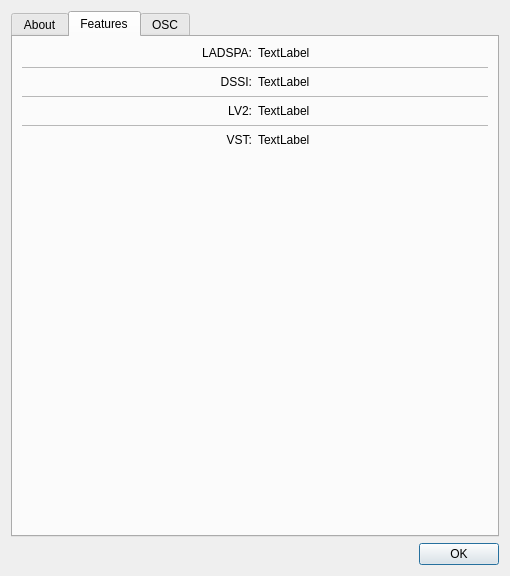
Before: the Qt Designer form resources/ui/carla_about.ui in falkTX/Carla, drawn with Qt 5.
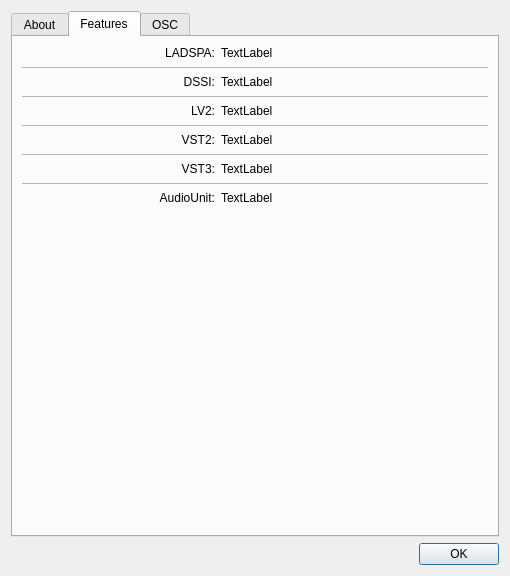
After: the same form once the commit is applied. The open tabs and pages were chosen to show the change. Icons and pictures are not drawn.

Commit message: Small update to about dialog

The edit to the form file:
```diff
--- a/resources/ui/carla_about.ui
+++ b/resources/ui/carla_about.ui
@@ -113,126 +113,26 @@
        <string>Features</string>
       </attribute>
       <layout class="QGridLayout" name="gridLayout">
-       <item row="0" column="0">
-        <widget class="QLabel" name="label_3">
-         <property name="text">
-          <string>LADSPA:</string>
+       <item row="6" column="2">
+        <widget class="QLabel" name="l_vst2">
+         <property name="sizePolicy">
+          <sizepolicy hsizetype="Expanding" vsizetype="Preferred">
+           <horstretch>0</horstretch>
+           <verstretch>0</verstretch>
+          </sizepolicy>
          </property>
-         <property name="alignment">
-          <set>Qt::AlignRight|Qt::AlignTop|Qt::AlignTrailing</set>
-         </property>
-        </widget>
-       </item>
-       <item row="0" column="1">
-        <widget class="QLabel" name="l_ladspa">
          <property name="text">
           <string>TextLabel</string>
          </property>
-         <property name="alignment">
-          <set>Qt::AlignLeading|Qt::AlignLeft|Qt::AlignTop</set>
+         <property name="textFormat">
+          <enum>Qt::PlainText</enum>
          </property>
-        </widget>
-       </item>
-       <item row="2" column="0">
-        <widget class="QLabel" name="label_4">
-         <property name="text">
-          <string>DSSI:</string>
-         </property>
          <property name="alignment">
-          <set>Qt::AlignRight|Qt::AlignTop|Qt::AlignTrailing</set>
-         </property>
-        </widget>
-       </item>
-       <item row="2" column="1">
-        <widget class="QLabel" name="l_dssi">
-         <property name="text">
-          <string>TextLabel</string>
-         </property>
-         <property name="alignment">
           <set>Qt::AlignLeading|Qt::AlignLeft|Qt::AlignTop</set>
          </property>
         </widget>
        </item>
-       <item row="4" column="0">
-        <widget class="QLabel" name="label_5">
-         <property name="text">
-          <string>LV2:</string>
-         </property>
-         <property name="alignment">
-          <set>Qt::AlignRight|Qt::AlignTop|Qt::AlignTrailing</set>
-         </property>
-        </widget>
-       </item>
-       <item row="4" column="1">
-        <widget class="QLabel" name="l_lv2">
-         <property name="text">
-          <string>TextLabel</string>
-         </property>
-         <property name="alignment">
-          <set>Qt::AlignLeading|Qt::AlignLeft|Qt::AlignTop</set>
-         </property>
-        </widget>
-       </item>
-       <item row="6" column="0">
-        <widget class="QLabel" name="label_6">
-         <property name="text">
-          <string>VST:</string>
-         </property>
-         <property name="alignment">
-          <set>Qt::AlignRight|Qt::AlignTop|Qt::AlignTrailing</set>
-         </property>
-        </widget>
-       </item>
-       <item row="6" column="1">
-        <widget class="QLabel" name="l_vst">
-         <property name="text">
-          <string>TextLabel</string>
-         </property>
-         <property name="alignment">
-          <set>Qt::AlignLeading|Qt::AlignLeft|Qt::AlignTop</set>
-         </property>
-        </widget>
-       </item>
-       <item row="1" column="0" colspan="2">
-        <widget class="Line" name="line">
-         <property name="lineWidth">
-          <number>0</number>
-         </property>
-         <property name="midLineWidth">
-          <number>1</number>
-         </property>
-         <property name="orientation">
-          <enum>Qt::Horizontal</enum>
-         </property>
-        </widget>
-       </item>
-       <item row="5" column="0" colspan="2">
-        <widget class="Line" name="line_2">
-         <property name="lineWidth">
-          <number>0</number>
-         </property>
-         <property name="midLineWidth">
-          <number>1</number>
-         </property>
-         <property name="orientation">
-          <enum>Qt::Horizontal</enum>
-         </property>
-        </widget>
-       </item>
-       <item row="3" column="0" colspan="2">
-        <widget class="Line" name="line_3">
-         <property name="lineWidth">
-          <number>0</number>
-         </property>
-         <property name="midLineWidth">
-          <number>1</number>
-         </property>
-         <property name="orientation">
-          <enum>Qt::Horizontal</enum>
-         </property>
-        </widget>
-       </item>
-       <item row="7" column="0" colspan="2">
+       <item row="11" column="1" colspan="2">
         <spacer name="verticalSpacer_3">
          <property name="orientation">
           <enum>Qt::Vertical</enum>
@@ -245,6 +145,276 @@
          </property>
         </spacer>
        </item>
+       <item row="6" column="1">
+        <widget class="QLabel" name="lid_vst2">
+         <property name="text">
+          <string>VST2:</string>
+         </property>
+         <property name="textFormat">
+          <enum>Qt::PlainText</enum>
+         </property>
+         <property name="alignment">
+          <set>Qt::AlignRight|Qt::AlignTop|Qt::AlignTrailing</set>
+         </property>
+        </widget>
+       </item>
+       <item row="10" column="1">
+        <widget class="QLabel" name="lid_au">
+         <property name="text">
+          <string>AudioUnit:</string>
+         </property>
+         <property name="textFormat">
+          <enum>Qt::PlainText</enum>
+         </property>
+         <property name="alignment">
+          <set>Qt::AlignRight|Qt::AlignTop|Qt::AlignTrailing</set>
+         </property>
+        </widget>
+       </item>
+       <item row="8" column="1">
+        <widget class="QLabel" name="lid_vst3">
+         <property name="text">
+          <string>VST3:</string>
+         </property>
+         <property name="textFormat">
+          <enum>Qt::PlainText</enum>
+         </property>
+         <property name="alignment">
+          <set>Qt::AlignRight|Qt::AlignTop|Qt::AlignTrailing</set>
+         </property>
+        </widget>
+       </item>
+       <item row="2" column="1">
+        <widget class="QLabel" name="lid_dssi">
+         <property name="text">
+          <string>DSSI:</string>
+         </property>
+         <property name="textFormat">
+          <enum>Qt::PlainText</enum>
+         </property>
+         <property name="alignment">
+          <set>Qt::AlignRight|Qt::AlignTop|Qt::AlignTrailing</set>
+         </property>
+        </widget>
+       </item>
+       <item row="2" column="2">
+        <widget class="QLabel" name="l_dssi">
+         <property name="sizePolicy">
+          <sizepolicy hsizetype="Expanding" vsizetype="Preferred">
+           <horstretch>0</horstretch>
+           <verstretch>0</verstretch>
+          </sizepolicy>
+         </property>
+         <property name="text">
+          <string>TextLabel</string>
+         </property>
+         <property name="textFormat">
+          <enum>Qt::PlainText</enum>
+         </property>
+         <property name="alignment">
+          <set>Qt::AlignLeading|Qt::AlignLeft|Qt::AlignTop</set>
+         </property>
+        </widget>
+       </item>
+       <item row="0" column="1">
+        <widget class="QLabel" name="lid_ladspa">
+         <property name="text">
+          <string>LADSPA:</string>
+         </property>
+         <property name="textFormat">
+          <enum>Qt::PlainText</enum>
+         </property>
+         <property name="alignment">
+          <set>Qt::AlignRight|Qt::AlignTop|Qt::AlignTrailing</set>
+         </property>
+        </widget>
+       </item>
+       <item row="10" column="2">
+        <widget class="QLabel" name="l_au">
+         <property name="sizePolicy">
+          <sizepolicy hsizetype="Expanding" vsizetype="Preferred">
+           <horstretch>0</horstretch>
+           <verstretch>0</verstretch>
+          </sizepolicy>
+         </property>
+         <property name="text">
+          <string>TextLabel</string>
+         </property>
+         <property name="textFormat">
+          <enum>Qt::PlainText</enum>
+         </property>
+         <property name="alignment">
+          <set>Qt::AlignLeading|Qt::AlignLeft|Qt::AlignTop</set>
+         </property>
+        </widget>
+       </item>
+       <item row="4" column="1">
+        <widget class="QLabel" name="lid_lv2">
+         <property name="text">
+          <string>LV2:</string>
+         </property>
+         <property name="textFormat">
+          <enum>Qt::PlainText</enum>
+         </property>
+         <property name="alignment">
+          <set>Qt::AlignRight|Qt::AlignTop|Qt::AlignTrailing</set>
+         </property>
+        </widget>
+       </item>
+       <item row="8" column="2">
+        <widget class="QLabel" name="l_vst3">
+         <property name="sizePolicy">
+          <sizepolicy hsizetype="Expanding" vsizetype="Preferred">
+           <horstretch>0</horstretch>
+           <verstretch>0</verstretch>
+          </sizepolicy>
+         </property>
+         <property name="text">
+          <string>TextLabel</string>
+         </property>
+         <property name="textFormat">
+          <enum>Qt::PlainText</enum>
+         </property>
+         <property name="alignment">
+          <set>Qt::AlignLeading|Qt::AlignLeft|Qt::AlignTop</set>
+         </property>
+        </widget>
+       </item>
+       <item row="4" column="2">
+        <widget class="QLabel" name="l_lv2">
+         <property name="sizePolicy">
+          <sizepolicy hsizetype="Expanding" vsizetype="Preferred">
+           <horstretch>0</horstretch>
+           <verstretch>0</verstretch>
+          </sizepolicy>
+         </property>
+         <property name="text">
+          <string>TextLabel</string>
+         </property>
+         <property name="textFormat">
+          <enum>Qt::RichText</enum>
+         </property>
+         <property name="alignment">
+          <set>Qt::AlignLeading|Qt::AlignLeft|Qt::AlignTop</set>
+         </property>
+        </widget>
+       </item>
+       <item row="0" column="2">
+        <widget class="QLabel" name="l_ladspa">
+         <property name="sizePolicy">
+          <sizepolicy hsizetype="Expanding" vsizetype="Preferred">
+           <horstretch>0</horstretch>
+           <verstretch>0</verstretch>
+          </sizepolicy>
+         </property>
+         <property name="text">
+          <string>TextLabel</string>
+         </property>
+         <property name="textFormat">
+          <enum>Qt::PlainText</enum>
+         </property>
+         <property name="alignment">
+          <set>Qt::AlignLeading|Qt::AlignLeft|Qt::AlignTop</set>
+         </property>
+        </widget>
+       </item>
+       <item row="0" column="0">
+        <spacer name="horizontalSpacer_3">
+         <property name="orientation">
+          <enum>Qt::Horizontal</enum>
+         </property>
+         <property name="sizeType">
+          <enum>QSizePolicy::Expanding</enum>
+         </property>
+         <property name="sizeHint" stdset="0">
+          <size>
+           <width>1</width>
+           <height>1</height>
+          </size>
+         </property>
+        </spacer>
+       </item>
+       <item row="0" column="3">
+        <spacer name="horizontalSpacer_4">
+         <property name="orientation">
+          <enum>Qt::Horizontal</enum>
+         </property>
+         <property name="sizeType">
+          <enum>QSizePolicy::Expanding</enum>
+         </property>
+         <property name="sizeHint" stdset="0">
+          <size>
+           <width>1</width>
+           <height>1</height>
+          </size>
+         </property>
+        </spacer>
+       </item>
+       <item row="1" column="0" colspan="4">
+        <widget class="Line" name="line_ladspa">
+         <property name="lineWidth">
+          <number>0</number>
+         </property>
+         <property name="midLineWidth">
+          <number>1</number>
+         </property>
+         <property name="orientation">
+          <enum>Qt::Horizontal</enum>
+         </property>
+        </widget>
+       </item>
+       <item row="3" column="0" colspan="4">
+        <widget class="Line" name="line_dssi">
+         <property name="lineWidth">
+          <number>0</number>
+         </property>
+         <property name="midLineWidth">
+          <number>1</number>
+         </property>
+         <property name="orientation">
+          <enum>Qt::Horizontal</enum>
+         </property>
+        </widget>
+       </item>
+       <item row="5" column="0" colspan="4">
+        <widget class="Line" name="line_lv2">
+         <property name="lineWidth">
+          <number>0</number>
+         </property>
+         <property name="midLineWidth">
+          <number>1</number>
+         </property>
+         <property name="orientation">
+          <enum>Qt::Horizontal</enum>
+         </property>
+        </widget>
+       </item>
+       <item row="7" column="0" colspan="4">
+        <widget class="Line" name="line_vst2">
+         <property name="lineWidth">
+          <number>0</number>
+         </property>
+         <property name="midLineWidth">
+          <number>1</number>
+         </property>
+         <property name="orientation">
+          <enum>Qt::Horizontal</enum>
+         </property>
+        </widget>
+       </item>
+       <item row="9" column="0" colspan="4">
+        <widget class="Line" name="line_vst3">
+         <property name="lineWidth">
+          <number>0</number>
+         </property>
+         <property name="midLineWidth">
+          <number>1</number>
+         </property>
+         <property name="orientation">
+          <enum>Qt::Horizontal</enum>
+         </property>
+        </widget>
+       </item>
       </layout>
      </widget>
      <widget class="QWidget" name="osc">
```
The commit also changes 2 other files.
